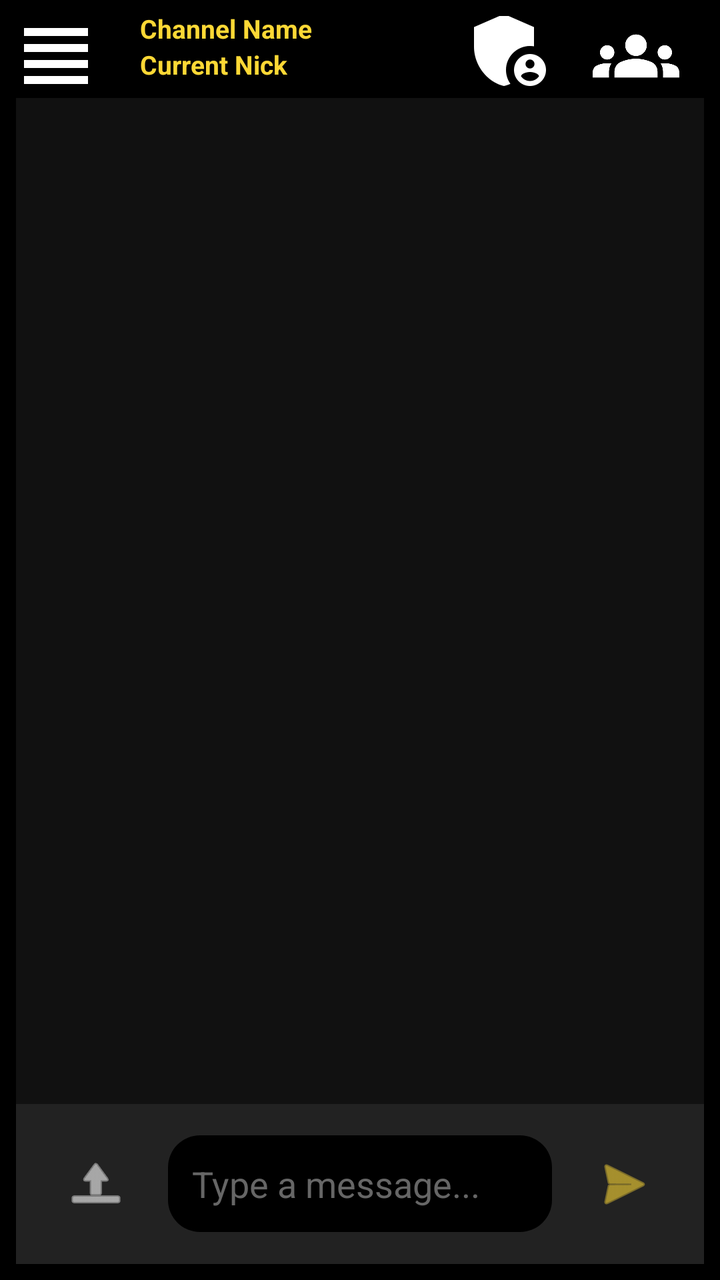
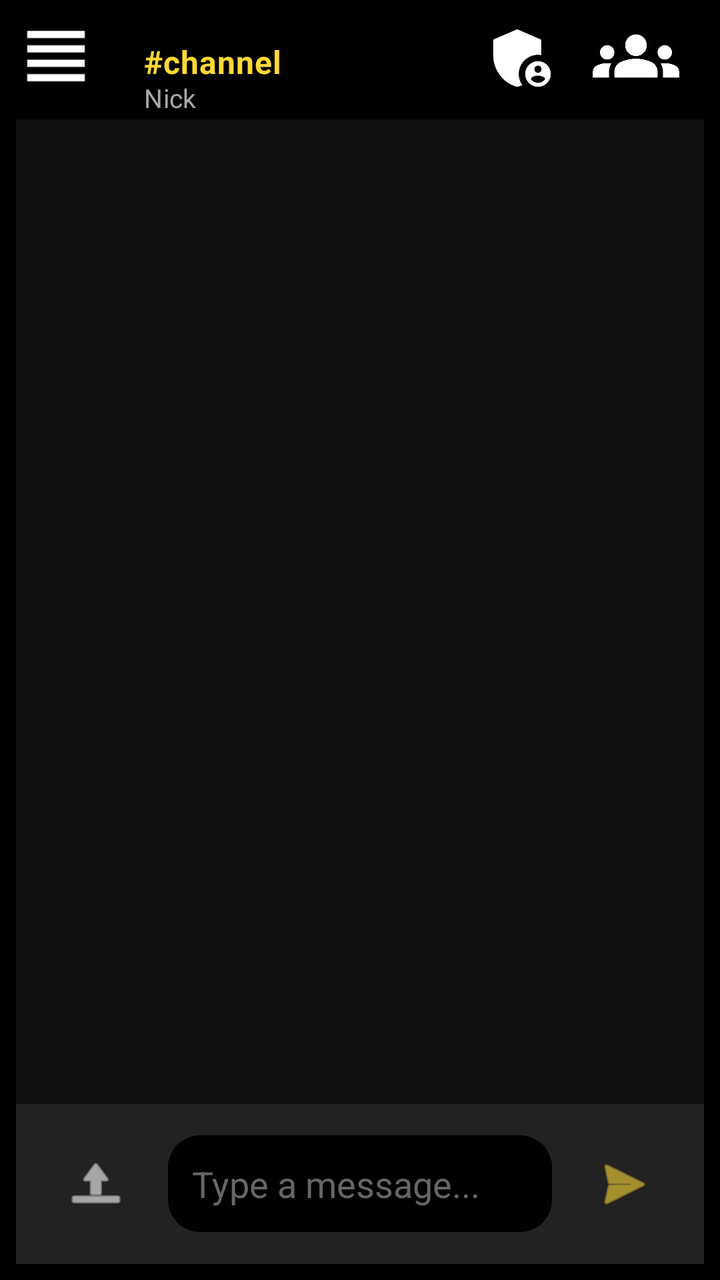

Two renders of the same Android screen: before a commit and after it. Below are the layout's source before the change and the commit's diff.
<!-- AndroidManifest.xml: activity theme Theme.KonnectChatIRC.NoActionBar -->
<!-- res/layout/activity_chat.xml -->
<androidx.drawerlayout.widget.DrawerLayout xmlns:android="http://schemas.android.com/apk/res/android"
    xmlns:app="http://schemas.android.com/apk/res-auto"
    android:id="@+id/drawerLayout"
    android:layout_width="match_parent"
    android:layout_height="match_parent"
    android:fitsSystemWindows="true">

    <RelativeLayout
        android:id="@+id/rootLayout"
        android:layout_width="match_parent"
        android:layout_height="match_parent"
        android:background="#000000"
        android:padding="8dp">

        <ImageButton
            android:id="@+id/btnChannelSwitcher"
            android:layout_width="wrap_content"
            android:layout_height="wrap_content"
            android:layout_alignParentTop="true"
            android:layout_alignParentStart="true"
            android:scaleX="2"
            android:scaleY="2"
            android:layout_margin="8dp"
            android:background="?attr/selectableItemBackgroundBorderless"
            android:src="@drawable/ic_switcher"
            android:contentDescription="Channel Switcher"
            app:tint="#FFFFFF" />

        <TextView
            android:id="@+id/unreadBadge"
            android:layout_width="wrap_content"
            android:layout_height="wrap_content"
            android:layout_alignEnd="@id/btnChannelSwitcher"
            android:layout_alignBottom="@id/btnChannelSwitcher"
            android:layout_marginEnd="-12dp"
            android:layout_marginBottom="-12dp"
            android:background="@drawable/circle_badge"
            android:textColor="#FFFFFF"
            android:textStyle="bold"
            android:textSize="12sp"
            android:visibility="gone"
            android:gravity="center"
            android:padding="4dp" />

        <TextView
            android:id="@+id/ChannelName"
            android:layout_width="wrap_content"
            android:layout_height="wrap_content"
            android:text="Channel Name"
            android:textColor="#FDD835"
            android:textSize="13sp"
            android:textStyle="bold"
            android:layout_marginTop="-15dp"
            android:layout_marginLeft="50dp"
            android:layout_alignParentTop="true"
            android:padding="12dp" />

        <TextView
            android:id="@+id/CurrentNick"
            android:layout_width="wrap_content"
            android:layout_height="wrap_content"
            android:text="Current Nick"
            android:textColor="#FDD835"
            android:textSize="13sp"
            android:textStyle="bold"
            android:layout_marginTop="-20dp"
            android:layout_marginLeft="54dp"
            android:layout_below="@id/ChannelName"
            android:padding="8dp" />

        <TextView
            android:id="@+id/typingIndicator"
            android:layout_width="wrap_content"
            android:layout_height="wrap_content"
            android:text=""
            android:textColor="#AAAAAA"
            android:textSize="12sp"
            android:layout_below="@id/CurrentNick"
            android:layout_centerHorizontal="true"
            android:padding="4dp"
            android:visibility="gone" />

        <androidx.recyclerview.widget.RecyclerView
            android:id="@+id/chatRecyclerView"
            android:layout_width="match_parent"
            android:layout_height="0dp"
            android:layout_above="@id/chatInputLayout"
            android:layout_below="@id/CurrentNick"
            android:background="#111111" />

        <RelativeLayout
            android:id="@+id/chatInputLayout"
            android:layout_width="match_parent"
            android:layout_height="wrap_content"
            android:layout_alignParentBottom="true"
            android:padding="12dp"
            android:background="#222222">

            <ImageButton
                android:id="@+id/uploadButton"
                android:layout_width="wrap_content"
                android:layout_height="wrap_content"
                android:layout_alignParentStart="true"
                android:layout_centerVertical="true"
                android:background="?attr/selectableItemBackgroundBorderless"
                android:src="@android:drawable/ic_menu_upload"
                android:contentDescription="Upload Image"
                app:tint="#FFFFFF"
                android:padding="12dp" />

            <EditText
                android:id="@+id/chatEditText"
                android:layout_width="match_parent"
                android:layout_height="wrap_content"
                android:layout_toEndOf="@id/uploadButton"
                android:layout_toStartOf="@id/sendButton"
                android:layout_centerVertical="true"
                android:layout_marginStart="8dp"
                android:layout_marginEnd="8dp"
                android:background="@drawable/rounded_background"
                android:hint="Type a message..."
                android:textColor="#FFFFFF"
                android:textColorHint="#666666"
                android:padding="12dp"
                android:minHeight="48dp"
                android:inputType="text" />

            <ImageButton
                android:id="@+id/sendButton"
                android:layout_width="wrap_content"
                android:layout_height="wrap_content"
                android:layout_alignParentEnd="true"
                android:layout_centerVertical="true"
                android:background="?attr/selectableItemBackgroundBorderless"
                android:src="@android:drawable/ic_menu_send"
                android:contentDescription="Send Message"
                android:padding="12dp"
                app:tint="#FDD835" />
        </RelativeLayout>

        <ImageButton
            android:id="@+id/adminButton"
            android:layout_width="wrap_content"
            android:layout_height="wrap_content"
            android:layout_alignParentTop="true"
            android:layout_alignParentEnd="false"
            android:layout_toLeftOf="@id/btnUsers"
            android:background="?attr/selectableItemBackgroundBorderless"
            android:src="@drawable/admin_panel"
            android:scaleX="2"
            android:scaleY="2"
            android:layout_marginEnd="30dp"
            android:contentDescription="Admin Panel"
            android:padding="5dp"
            app:tint="#FFFFFF" />

        <ImageButton
            android:id="@+id/btnUsers"
            android:layout_width="wrap_content"
            android:layout_height="wrap_content"
            android:layout_alignParentTop="true"
            android:layout_alignParentEnd="true"
            android:scaleX="1.8"
            android:scaleY="1.8"
            android:layout_margin="8dp"
            android:paddingEnd="10dp"
            android:background="?attr/selectableItemBackgroundBorderless"
            android:src="@drawable/ic_users"
            android:contentDescription="Users" />
    </RelativeLayout>

    <include
        layout="@layout/sidebar_layout"
        android:id="@+id/left_drawer" />

    <ListView
        android:id="@+id/userListView"
        android:layout_width="200dp"
        android:layout_height="match_parent"
        android:layout_gravity="end"
        android:layout_marginStart="10dp"
        android:layout_marginEnd="10dp"
        android:divider="@android:color/darker_gray"
        android:visibility="gone"
        android:dividerHeight="1dp" />
</androidx.drawerlayout.widget.DrawerLayout>
<!-- res/layout/sidebar_layout.xml (included above) -->
<?xml version="1.0" encoding="utf-8"?>
<RelativeLayout xmlns:android="http://schemas.android.com/apk/res/android"
    xmlns:app="http://schemas.android.com/apk/res-auto"
    android:id="@+id/left_drawer"
    android:layout_width="280dp"
    android:layout_height="match_parent"
    android:layout_gravity="start"
    android:background="#222222"
    android:padding="0dp">

    <LinearLayout
        android:id="@+id/sidebarBottomContainer"
        android:layout_width="match_parent"
        android:layout_height="wrap_content"
        android:layout_alignParentBottom="true"
        android:background="#222222"
        android:orientation="vertical"
        android:padding="8dp">

        <View
            android:layout_width="match_parent"
            android:layout_height="1dp"
            android:background="#444444"
            android:layout_marginBottom="8dp"/>

        <ImageButton
            android:id="@+id/btnSettings"
            android:layout_width="wrap_content"
            android:layout_height="wrap_content"
            android:layout_gravity="right"
            android:background="?attr/selectableItemBackgroundBorderless"
            android:src="@android:drawable/ic_menu_manage"
            android:contentDescription="Settings"
            app:tint="#FFFFFF"
            android:padding="8dp" />
    </LinearLayout>

    <Button
        android:id="@+id/disconnectButton"
        android:layout_width="wrap_content"
        android:layout_height="wrap_content"
        android:layout_alignParentTop="true"
        android:layout_alignParentEnd="true"
        android:text="Disconnect"
        android:textColor="#FFFFFF"
        android:padding="4dp"
        android:textSize="10sp"
        android:textStyle="bold"
        android:minHeight="0dp"
        android:minWidth="0dp"
        android:layout_marginEnd="0dp"/>

    
    <LinearLayout
        android:id="@+id/tabContainer"
        android:layout_width="match_parent"
        android:layout_height="wrap_content"
        android:layout_alignParentTop="true"
        android:layout_below="@id/disconnectButton"
        android:orientation="horizontal"
        android:background="#2B2B2B"
        android:elevation="4dp">

        <Button
            android:id="@+id/btnChannelsTab"
            android:layout_width="0dp"
            android:layout_height="50dp"
            android:layout_weight="1"
            android:text="#️⃣ Channels"
            android:textColor="#FFFFFF"
            android:background="@drawable/tab_indicator_active"
            app:backgroundTint="@null"
            android:padding="12dp"
            android:textSize="10sp"
            android:textStyle="bold"
            android:letterSpacing="0.3"
            android:fontFamily="sans-serif-medium"
            android:stateListAnimator="@null" />

        <View
            android:layout_width="1dp"
            android:layout_height="match_parent"
            android:background="#555555" />

        <Button
            android:id="@+id/btnPrivateMessagesTab"
            android:layout_width="0dp"
            android:layout_height="50dp"
            android:layout_weight="1"
            android:text="💬 Messages"
            android:textColor="@color/tab_text_inactive"
            android:background="@drawable/tab_indicator"
            app:backgroundTint="@null"
            android:padding="12dp"
            android:textSize="10sp"
            android:textStyle="bold"
            android:letterSpacing="0.3"
            android:fontFamily="sans-serif-medium"
            android:stateListAnimator="@null" />
    </LinearLayout>

    
    <FrameLayout
        android:id="@+id/channelsSection"
        android:layout_width="match_parent"
        android:layout_height="match_parent"
        android:layout_below="@id/tabContainer"
        android:layout_above="@id/sidebarBottomContainer">

        <androidx.recyclerview.widget.RecyclerView
            android:id="@+id/channelRecyclerView"
            android:layout_width="match_parent"
            android:layout_height="match_parent"
            android:paddingBottom="8dp"
            android:paddingTop="8dp"
            android:paddingStart="4dp"
            android:paddingEnd="4dp"
            android:background="#2B2B2B"
            android:clipToPadding="false" />
    </FrameLayout>

    
    <FrameLayout
        android:id="@+id/privateMessagesSection"
        android:layout_width="match_parent"
        android:layout_height="match_parent"
        android:layout_below="@id/tabContainer"
        android:layout_above="@id/sidebarBottomContainer"
        android:visibility="gone">

        <ListView
            android:id="@+id/privateConversationListView"
            android:layout_width="match_parent"
            android:layout_height="match_parent"
            android:background="#2B2B2B"
            android:divider="@null"
            android:dividerHeight="0dp"
            android:paddingTop="4dp"
            android:paddingBottom="4dp"
            android:scrollbars="vertical"
            android:cacheColorHint="@android:color/transparent" />
    </FrameLayout>
</RelativeLayout>
<!-- resources referenced by this layout -->
<resources>
  <color name="tab_text_inactive">#AAAAAA</color>
  <!-- drawable admin_panel (drawable) -->
  <vector xmlns:android="http://schemas.android.com/apk/res/android" android:height="24dp" android:tint="#FFFFFF" android:viewportHeight="24" android:viewportWidth="24" android:width="24dp">
        
      <path android:fillColor="@android:color/white" android:pathData="M17,11c0.34,0 0.67,0.04 1,0.09V6.27L10.5,3L3,6.27v4.91c0,4.54 3.2,8.79 7.5,9.82c0.55,-0.13 1.08,-0.32 1.6,-0.55C11.41,19.47 11,18.28 11,17C11,13.69 13.69,11 17,11z"/>
        
      <path android:fillColor="@android:color/white" android:pathData="M17,13c-2.21,0 -4,1.79 -4,4c0,2.21 1.79,4 4,4s4,-1.79 4,-4C21,14.79 19.21,13 17,13zM17,14.38c0.62,0 1.12,0.51 1.12,1.12s-0.51,1.12 -1.12,1.12s-1.12,-0.51 -1.12,-1.12S16.38,14.38 17,14.38zM17,19.75c-0.93,0 -1.74,-0.46 -2.24,-1.17c0.05,-0.72 1.51,-1.08 2.24,-1.08s2.19,0.36 2.24,1.08C18.74,19.29 17.93,19.75 17,19.75z"/>
      
  </vector>
  <!-- drawable circle_badge (drawable) -->
  <vector xmlns:android="http://schemas.android.com/apk/res/android"
      android:height="24dp"
      android:tint="#FF0000"
      android:viewportHeight="24"
      android:viewportWidth="24"
      android:width="24dp"
      android:shape="oval">
  
  
  
      <path android:fillColor="#FF0000" android:pathData="M12,2C6.47,2 2,6.47 2,12s4.47,10 10,10 10,-4.47 10,-10S17.53,2 12,2z"/>
  
  </vector>
  <!-- drawable ic_switcher (drawable) -->
  <vector xmlns:android="http://schemas.android.com/apk/res/android" android:height="24dp" android:tint="#FFFFFF" android:viewportHeight="24" android:viewportWidth="24" android:width="24dp">
        
      <path android:fillColor="@android:color/white" android:pathData="M4,15h16v-2L4,13v2zM4,19h16v-2L4,17v2zM4,11h16L20,9L4,9v2zM4,5v2h16L20,5L4,5z"/>
      
  </vector>
  <!-- drawable rounded_background (drawable) -->
  <?xml version="1.0" encoding="utf-8"?>
  <shape xmlns:android="http://schemas.android.com/apk/res/android">
      <solid android:color="@color/black" /> 
      <corners android:radius="16dp" /> 
  </shape>
  <!-- drawable tab_indicator (drawable) -->
  <?xml version="1.0" encoding="utf-8"?>
  <layer-list xmlns:android="http://schemas.android.com/apk/res/android">
      
      <item android:drawable="@color/tab_background_inactive" />
      
      <item android:height="3dp" android:gravity="bottom">
          <shape android:shape="rectangle">
              <solid android:color="@color/transparent" />
          </shape>
      </item>
  </layer-list>
  <!-- drawable tab_indicator_active (drawable) -->
  <?xml version="1.0" encoding="utf-8"?>
  <layer-list xmlns:android="http://schemas.android.com/apk/res/android">
      
      <item android:drawable="@color/tab_background_active" />
      
      <item android:height="4dp" android:gravity="bottom">
          <shape android:shape="rectangle">
              <solid android:color="@color/tab_indicator_color" />
          </shape>
      </item>
  </layer-list>
  <style name="Theme.KonnectChatIRC.NoActionBar">
          <item name="windowActionBar">false</item>
          <item name="windowNoTitle">true</item>
      </style>
  <color name="black">#FF000000</color>
  <color name="tab_background_inactive">#333333</color>
  <color name="transparent">#00000000</color>
  <color name="tab_background_active">#444444</color>
  <color name="tab_indicator_color">#FDD835</color>
  <!-- unchanged entries left out for length: 1 -->
</resources>

<!-- the commit's change to res/layout/activity_chat.xml (unified diff, before → after) -->
@@ -18,8 +18,8 @@
             android:layout_height="wrap_content"
             android:layout_alignParentTop="true"
             android:layout_alignParentStart="true"
-            android:scaleX="2"
-            android:scaleY="2"
+            android:scaleX="1.8"
+            android:scaleY="1.8"
             android:layout_margin="8dp"
             android:background="?attr/selectableItemBackgroundBorderless"
             android:src="@drawable/ic_switcher"
@@ -46,27 +46,55 @@
             android:id="@+id/ChannelName"
             android:layout_width="wrap_content"
             android:layout_height="wrap_content"
-            android:text="Channel Name"
+            android:text="#channel"
             android:textColor="#FDD835"
+            android:textSize="16sp"
+            android:textStyle="bold"
+            android:letterSpacing="0.02"
+            android:layout_marginTop="8dp"
+            android:layout_marginLeft="60dp"
+            android:layout_alignParentTop="true"
+            android:paddingStart="4dp"
+            android:paddingEnd="4dp"
+            android:paddingTop="4dp"
+            android:paddingBottom="2dp"
+            android:elevation="2dp" />
+
+        <TextView
+            android:id="@+id/CurrentNick"
+            android:layout_width="wrap_content"
+            android:layout_height="wrap_content"
+            android:text="Nick"
+            android:textColor="#BBBBBB"
             android:textSize="13sp"
-            android:textStyle="bold"
-            android:layout_marginTop="-15dp"
-            android:layout_marginLeft="50dp"
-            android:layout_alignParentTop="true"
-            android:padding="12dp" />
-
-        <TextView
-            android:id="@+id/CurrentNick"
-            android:layout_width="wrap_content"
-            android:layout_height="wrap_content"
-            android:text="Current Nick"
-            android:textColor="#FDD835"
-            android:textSize="13sp"
-            android:textStyle="bold"
-            android:layout_marginTop="-20dp"
-            android:layout_marginLeft="54dp"
+            android:textStyle="normal"
+            android:letterSpacing="0.01"
+            android:layout_marginTop="-4dp"
+            android:layout_marginLeft="60dp"
             android:layout_below="@id/ChannelName"
-            android:padding="8dp" />
+            android:paddingStart="4dp"
+            android:paddingEnd="4dp"
+            android:paddingTop="0dp"
+            android:paddingBottom="2dp"
+            android:alpha="0.9" />
+
+        <TextView
+            android:id="@+id/userCountBadge"
+            android:layout_width="wrap_content"
+            android:layout_height="wrap_content"
+            android:text=""
+            android:textColor="#888888"
+            android:textSize="11sp"
+            android:textStyle="normal"
+            android:layout_toEndOf="@id/CurrentNick"
+            android:layout_alignBaseline="@id/CurrentNick"
+            android:layout_marginStart="8dp"
+            android:paddingStart="6dp"
+            android:paddingEnd="6dp"
+            android:paddingTop="2dp"
+            android:paddingBottom="2dp"
+            android:background="@drawable/rounded_background"
+            android:visibility="gone" />
 
         <TextView
             android:id="@+id/typingIndicator"
@@ -147,9 +175,10 @@
             android:layout_toLeftOf="@id/btnUsers"
             android:background="?attr/selectableItemBackgroundBorderless"
             android:src="@drawable/admin_panel"
-            android:scaleX="2"
-            android:scaleY="2"
-            android:layout_marginEnd="30dp"
+            android:scaleX="1.6"
+            android:scaleY="1.6"
+            android:layout_marginEnd="24dp"
+            android:layout_marginTop="4dp"
             android:contentDescription="Admin Panel"
             android:padding="5dp"
             app:tint="#FFFFFF" />
@@ -175,7 +204,7 @@
 
     <ListView
         android:id="@+id/userListView"
-        android:layout_width="200dp"
+        android:layout_width="280dp"
         android:layout_height="match_parent"
         android:layout_gravity="end"
         android:layout_marginStart="10dp"
